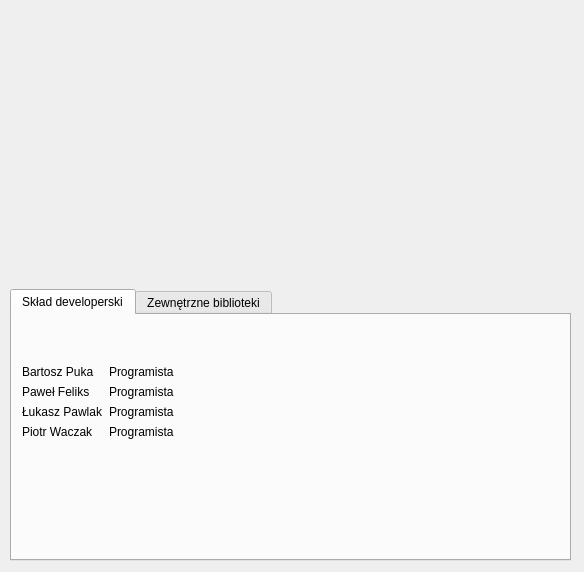
First picture: the form in gui/designer/about_widget.ui, repository pazdzier/Fakturer, before the edit.
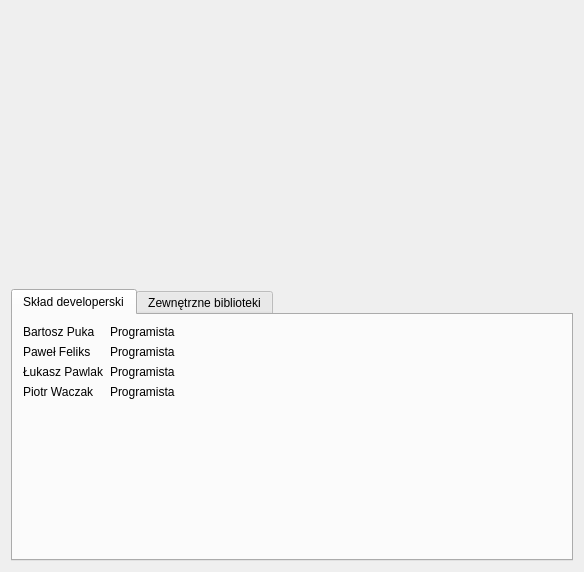
Second picture: the form after the edit. The open tabs and pages were chosen to show the change. Icons and pictures are not drawn.

Commit message: Poprawa wyświetlania okna "O twórcach" dla różnych ekranów.

```diff
--- a/gui/designer/about_widget.ui
+++ b/gui/designer/about_widget.ui
@@ -10,18 +10,17 @@
     <height>572</height>
    </rect>
   </property>
+  <property name="minimumSize">
+   <size>
+    <width>584</width>
+    <height>572</height>
+   </size>
+  </property>
   <property name="windowTitle">
    <string>O twórcach</string>
   </property>
-  <widget class="QWidget" name="verticalLayoutWidget">
-   <property name="geometry">
-    <rect>
-     <x>10</x>
-     <y>10</y>
-     <width>561</width>
-     <height>551</height>
-    </rect>
-   </property>
+  <layout class="QGridLayout" name="gridLayout">
+   <item row="0" column="0">
    <layout class="QVBoxLayout" name="verticalLayout">
     <item alignment="Qt::AlignHCenter">
      <widget class="QLabel" name="label_2">
@@ -47,6 +46,12 @@
     </item>
     <item>
      <widget class="QTabWidget" name="tabWidget">
+       <property name="sizePolicy">
+        <sizepolicy hsizetype="MinimumExpanding" vsizetype="MinimumExpanding">
+         <horstretch>0</horstretch>
+         <verstretch>0</verstretch>
+        </sizepolicy>
+       </property>
       <property name="tabShape">
        <enum>QTabWidget::Rounded</enum>
       </property>
@@ -62,79 +67,72 @@
          <rect>
           <x>10</x>
           <y>10</y>
-          <width>341</width>
-          <height>114</height>
+           <width>211</width>
+           <height>121</height>
          </rect>
         </property>
         <layout class="QFormLayout" name="formLayout">
-         <item row="1" column="0">
+          <property name="sizeConstraint">
+           <enum>QLayout::SetFixedSize</enum>
+          </property>
+          <property name="fieldGrowthPolicy">
+           <enum>QFormLayout::AllNonFixedFieldsGrow</enum>
+          </property>
+          <item row="0" column="0">
           <widget class="QLabel" name="label_3">
            <property name="text">
             <string>Bartosz Puka</string>
            </property>
           </widget>
          </item>
-         <item row="1" column="1">
-          <widget class="QLabel" name="label_4">
-           <property name="text">
-            <string>Programista</string>
-           </property>
-          </widget>
-         </item>
-         <item row="2" column="0">
+          <item row="1" column="0">
           <widget class="QLabel" name="label_5">
            <property name="text">
             <string>Paweł Feliks</string>
            </property>
           </widget>
          </item>
-         <item row="2" column="1">
-          <widget class="QLabel" name="label_6">
-           <property name="text">
-            <string>Programista</string>
-           </property>
-          </widget>
-         </item>
-         <item row="3" column="0">
+          <item row="2" column="0">
           <widget class="QLabel" name="label_7">
            <property name="text">
             <string>Łukasz Pawlak</string>
            </property>
           </widget>
          </item>
-         <item row="3" column="1">
-          <widget class="QLabel" name="label_8">
-           <property name="text">
-            <string>Programista</string>
-           </property>
-          </widget>
-         </item>
-         <item row="4" column="0">
+          <item row="3" column="0">
           <widget class="QLabel" name="label_9">
            <property name="text">
             <string>Piotr Waczak</string>
            </property>
           </widget>
          </item>
-         <item row="4" column="1">
-          <widget class="QLabel" name="label_10">
-           <property name="text">
-            <string>Programista</string>
-           </property>
-          </widget>
-         </item>
          <item row="0" column="1">
-          <spacer name="verticalSpacer">
-           <property name="orientation">
-            <enum>Qt::Vertical</enum>
-           </property>
-           <property name="sizeHint" stdset="0">
-            <size>
-             <width>20</width>
-             <height>40</height>
-            </size>
-           </property>
-          </spacer>
+           <widget class="QLabel" name="label_4">
+            <property name="text">
+             <string>Programista</string>
+            </property>
+           </widget>
+          </item>
+          <item row="1" column="1">
+           <widget class="QLabel" name="label_6">
+            <property name="text">
+             <string>Programista</string>
+            </property>
+           </widget>
+          </item>
+          <item row="2" column="1">
+           <widget class="QLabel" name="label_8">
+            <property name="text">
+             <string>Programista</string>
+            </property>
+           </widget>
+          </item>
+          <item row="3" column="1">
+           <widget class="QLabel" name="label_10">
+            <property name="text">
+             <string>Programista</string>
+            </property>
+           </widget>
          </item>
         </layout>
        </widget>
@@ -222,7 +220,8 @@
      </widget>
     </item>
    </layout>
-  </widget>
+   </item>
+  </layout>
  </widget>
  <resources/>
  <connections/>
```
Left out of the diff: 5 changed lines with no effect on the pictures. Lines whose indentation alone changed are shown as unchanged. The commit also changes 1 other file.
